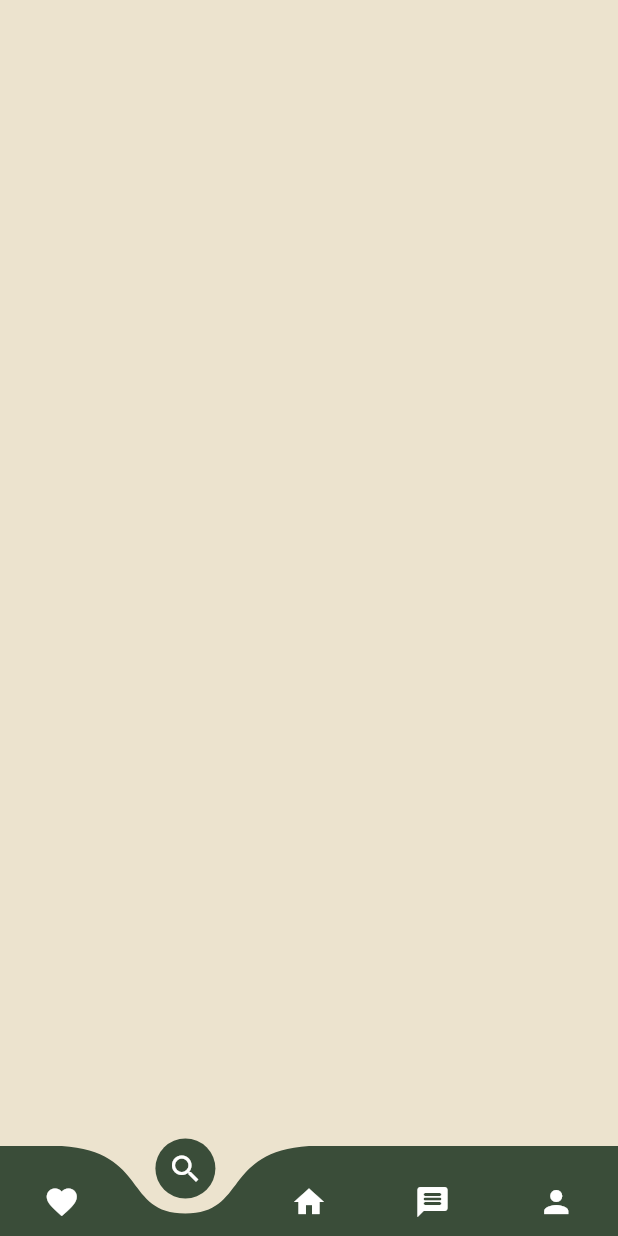
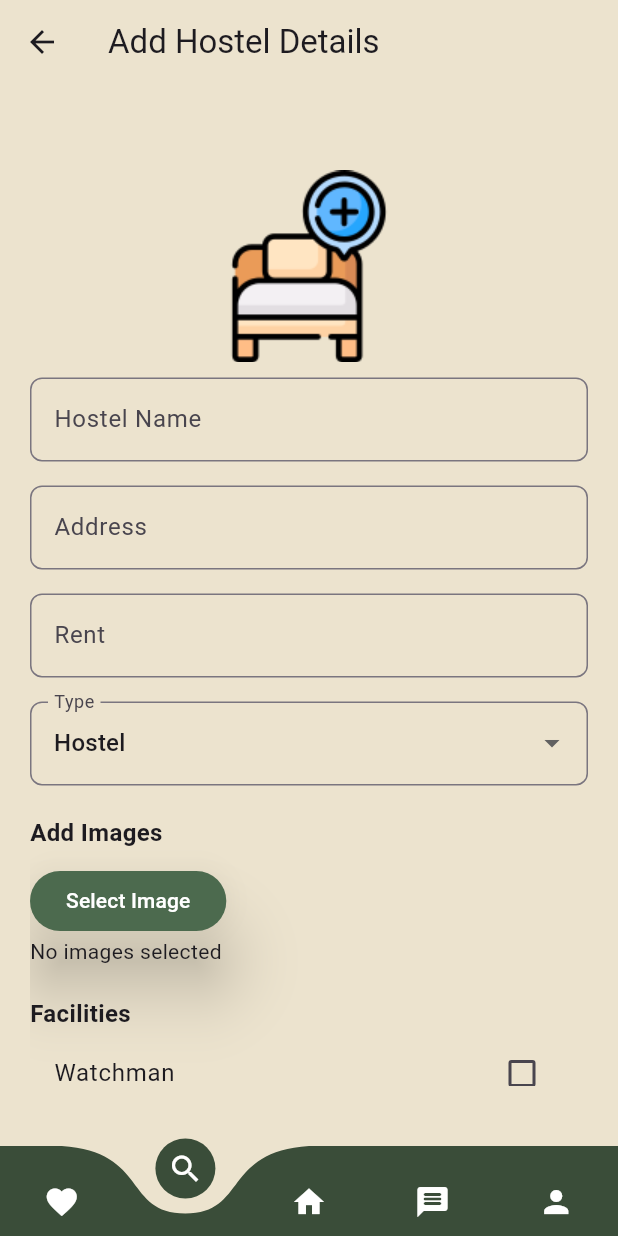
Before and after one commit to Saurav-darshan/hostello, a Flutter app: the Admin_LandingScreen screen opened directly, item 2 of the bottom bar chosen, on a phone screen of 412 x 824 dp. Run offline on Flutter 3.47's test engine with Material 3 defaults, Android fonts, the phone set to English and light mode, and no system bars; drawn by our look-alikes of curved_navigation_bar; our stand-ins replace carousel_slider, cloud_firestore, firebase_auth, firebase_core, fluttertoast, google_sign_in and 2 more; accounts and stored records are empty; network calls fail.

Commit message:
admin Admin_AddHostelDetail

```diff
--- /dev/null
+++ b/lib/Admin/Admin_AddHostelDetail.dart
@@ -0,0 +1,293 @@
+import 'dart:io';
+
+import 'package:flutter/material.dart';
+import 'package:hostello/colors/colors.dart';
+import 'package:image_picker/image_picker.dart';
+
+class Admin_AddHostelDetail extends StatefulWidget {
+  const Admin_AddHostelDetail({super.key});
+  @override
+  State<Admin_AddHostelDetail> createState() => _AdminAddHostelDetailState();
+}
+
+class _AdminAddHostelDetailState extends State<Admin_AddHostelDetail> {
+  final _formKey = GlobalKey<FormState>();
+  final TextEditingController _nameController = TextEditingController();
+  final TextEditingController _addressController = TextEditingController();
+  final TextEditingController _rentController = TextEditingController();
+  String _selectedType = 'Hostel';
+  List<XFile>? _imageFiles;
+  final ImagePicker _picker = ImagePicker();
+
+  // Facility options
+  final Map<String, bool> _facilities = {
+    'Watchman': false,
+    'WiFi': false,
+    'Parking': false,
+    'Laundry': false,
+    'Mess': false,
+    'CCTV': false,
+    'Water Cooler': false,
+  };
+
+  @override
+  Widget build(BuildContext context) {
+    return Scaffold(
+      backgroundColor: Ccolor.p1,
+      appBar: AppBar(
+        scrolledUnderElevation: 1,
+        backgroundColor: Ccolor.p1,
+        title: Text('Add Hostel Details'),
+      ),
+      body: Stack(
+        children: [
+          Positioned(
+            bottom: 0,
+            left: 0,
+            right: 0,
+            child: Padding(
+              padding: const EdgeInsets.only(bottom: 20),
+              child: Card(
+                color: Ccolor.p1,
+                elevation: 0,
+                shape: RoundedRectangleBorder(
+                  borderRadius: BorderRadius.only(
+                    topLeft: Radius.circular(30),
+                    topRight: Radius.circular(30),
+                  ),
+                ),
+                child: Padding(
+                  padding: const EdgeInsets.all(16.0),
+                  child: Container(
+                    height: MediaQuery.sizeOf(context).height / 1.35,
+                    child: SingleChildScrollView(
+                      physics: AlwaysScrollableScrollPhysics(),
+                      child: Form(
+                        key: _formKey,
+                        child: Column(
+                          crossAxisAlignment: CrossAxisAlignment.start,
+                          children: [
+                            Center(
+                              child: Image.asset(
+                                "assets/bed.png",
+                              ),
+                            ),
+                            SizedBox(height: 10),
+                            TextFormField(
+                              controller: _nameController,
+                              decoration: InputDecoration(
+                                labelText: 'Hostel Name',
+                                border: OutlineInputBorder(
+                                  borderRadius: BorderRadius.circular(8),
+                                ),
+                              ),
+                              validator: (value) {
+                                if (value == null || value.isEmpty) {
+                                  return 'Please enter hostel name';
+                                }
+                                return null;
+                              },
+                            ),
+                            SizedBox(height: 16),
+                            TextFormField(
+                              controller: _addressController,
+                              decoration: InputDecoration(
+                                labelText: 'Address',
+                                border: OutlineInputBorder(
+                                  borderRadius: BorderRadius.circular(8),
+                                ),
+                              ),
+                              validator: (value) {
+                                if (value == null || value.isEmpty) {
+                                  return 'Please enter address';
+                                }
+                                return null;
+                              },
+                            ),
+                            SizedBox(height: 16),
+                            TextFormField(
+                              controller: _rentController,
+                              decoration: InputDecoration(
+                                labelText: 'Rent',
+                                border: OutlineInputBorder(
+                                  borderRadius: BorderRadius.circular(8),
+                                ),
+                              ),
+                              keyboardType: TextInputType.number,
+                              validator: (value) {
+                                if (value == null || value.isEmpty) {
+                                  return 'Please enter rent';
+                                }
+                                if (double.tryParse(value) == null) {
+                                  return 'Please enter a valid number';
+                                }
+                                return null;
+                              },
+                            ),
+                            SizedBox(height: 16),
+                            DropdownButtonFormField<String>(
+                              value: _selectedType,
+                              decoration: InputDecoration(
+                                labelText: 'Type',
+                                border: OutlineInputBorder(
+                                  borderRadius: BorderRadius.circular(8),
+                                ),
+                              ),
+                              items: ['Hostel', 'PG']
+                                  .map((type) => DropdownMenuItem(
+                                        value: type,
+                                        child: Text(type),
+                                      ))
+                                  .toList(),
+                              onChanged: (value) {
+                                setState(() {
+                                  _selectedType = value!;
+                                });
+                              },
+                            ),
+                            SizedBox(height: 20),
+                            Text(
+                              'Add Images',
+                              style: TextStyle(
+                                fontSize: 16,
+                                fontWeight: FontWeight.bold,
+                              ),
+                            ),
+                            SizedBox(height: 10),
+                            ElevatedButton(
+                              onPressed: () async {
+                                try {
+                                  final List<XFile>? selectedImages =
+                                      await _picker.pickMultiImage();
+                                  setState(() {
+                                    _imageFiles = selectedImages;
+                                  });
+                                } catch (e) {
+                                  print("Error picking images: $e");
+                                  ScaffoldMessenger.of(context).showSnackBar(
+                                    SnackBar(
+                                      content: Text('Error picking images'),
+                                    ),
+                                  );
+                                }
+                              },
+                              style: ElevatedButton.styleFrom(
+                                surfaceTintColor: Ccolor.p4,
+                                shape: StadiumBorder(),
+                                elevation: 20,
+                                backgroundColor: Ccolor.p3,
+                              ),
+                              child: Text(
+                                'Select Image',
+                                style: TextStyle(color: Colors.white),
+                              ),
+                            ),
+                            _imageFiles != null && _imageFiles!.isNotEmpty
+                                ? Wrap(
+                                    spacing: 10,
+                                    runSpacing: 10,
+                                    children: _imageFiles!.map((file) {
+                                      return ClipRRect(
+                                        borderRadius: BorderRadius.circular(8),
+                                        child: Image.file(
+                                          File(file.path),
+                                          width: 100,
+                                          height: 100,
+                                          fit: BoxFit.cover,
+                                        ),
+                                      );
+                                    }).toList(),
+                                  )
+                                : Text('No images selected'),
+                            SizedBox(height: 20),
+                            Text(
+                              'Facilities',
+                              style: TextStyle(
+                                fontSize: 16,
+                                fontWeight: FontWeight.bold,
+                              ),
+                            ),
+                            Column(
+                              children: _facilities.keys.map((String key) {
+                                return CheckboxListTile(
+                                  title: Text(key),
+                                  value: _facilities[key],
+                                  onChanged: (bool? value) {
+                                    setState(() {
+                                      _facilities[key] = value!;
+                                    });
+                                  },
+                                );
+                              }).toList(),
+                            ),
+                            SizedBox(height: 20),
+                            Center(
+                              child: ElevatedButton(
+                                onPressed: () {
+                                  if (_formKey.currentState!.validate()) {
+                                    if (_imageFiles == null ||
+                                        _imageFiles!.isEmpty) {
+                                      ScaffoldMessenger.of(context)
+                                          .showSnackBar(SnackBar(
+                                        content: Text(
+                                            'Please select at least one image'),
+                                      ));
+                                    } else {
+                                      print(
+                                          'Hostel Name: ${_nameController.text}');
+                                      print(
+                                          'Address: ${_addressController.text}');
+                                      print('Rent: ${_rentController.text}');
+                                      print('Type: $_selectedType');
+                                      print('Facilities:');
+                                      _facilities.forEach((key, value) {
+                                        if (value) {
+                                          print('  $key');
+                                        }
+                                      });
+                                      print('Images:');
+                                      _imageFiles!.forEach((file) {
+                                        print('  ${file.path}');
+                                      });
+                                      // Save the hostel details
+                                      // Add your backend saving logic here
+                                      ScaffoldMessenger.of(context)
+                                          .showSnackBar(SnackBar(
+                                        content: Text('Hostel details saved'),
+                                      ));
+                                    }
+                                  }
+                                },
+                                style: ElevatedButton.styleFrom(
+                                  surfaceTintColor: Ccolor.p3,
+                                  shape: StadiumBorder(),
+                                  elevation: 20,
+                                  backgroundColor: Ccolor.p3,
+                                  minimumSize: const Size.fromHeight(60),
+                                ),
+                                child: Padding(
+                                  padding: const EdgeInsets.symmetric(
+                                    horizontal: 40,
+                                    vertical: 15,
+                                  ),
+                                  child: Text(
+                                    'Upload Details',
+                                    style: TextStyle(color: Colors.white),
+                                  ),
+                                ),
+                              ),
+                            ),
+                          ],
+                        ),
+                      ),
+                    ),
+                  ),
+                ),
+              ),
+            ),
+          ),
+        ],
+      ),
+    );
+  }
+}
--- a/lib/Admin/Admin_landingScreen.dart
+++ b/lib/Admin/Admin_landingScreen.dart
@@ -1,5 +1,7 @@
 import 'package:curved_navigation_bar/curved_navigation_bar.dart';
 import 'package:flutter/material.dart';
+import 'package:hostello/Admin/Admin_AddHostelDetail.dart';
+import 'package:hostello/Admin/Admin_homePage.dart';
 import 'package:hostello/Colors/Colors.dart';
 
 class Admin_LandingScreen extends StatefulWidget {
@@ -10,8 +12,11 @@ class Admin_LandingScreen extends StatefulWidget {
 }
 
 class _LandingScreenState extends State<Admin_LandingScreen> {
-  int _page = 2;
-  List<Widget> Widgetlist = [];
+  int _page = 0;
+  List<Widget> Widgetlist = [
+    Admin_HomeScreen(),
+    Admin_AddHostelDetail(),
+  ];
   GlobalKey<CurvedNavigationBarState> _bottomNavigationKey = GlobalKey();
   @override
   Widget build(BuildContext context) {
--- a/pubspec.yaml
+++ b/pubspec.yaml
@@ -46,6 +46,7 @@ dependencies:
   fluttertoast: ^8.2.5
   cloud_firestore: ^4.17.5
   google_sign_in: ^6.2.1
+  image_picker: ^0.8.4+1
 dev_dependencies:
   flutter_test:
     sdk: flutter
```
Also changed, not shown: lib/Admin/Admin_dashboard.dart (added, +47 -0 lines), lib/Admin/Admin_homePage.dart (added, +182 -0 lines), assets/bed.png (added), pubspec.lock, 7 other files.
